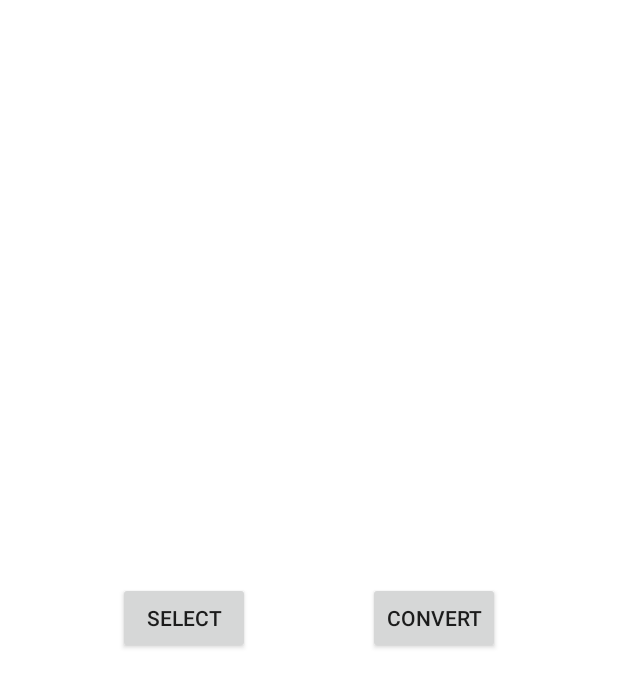
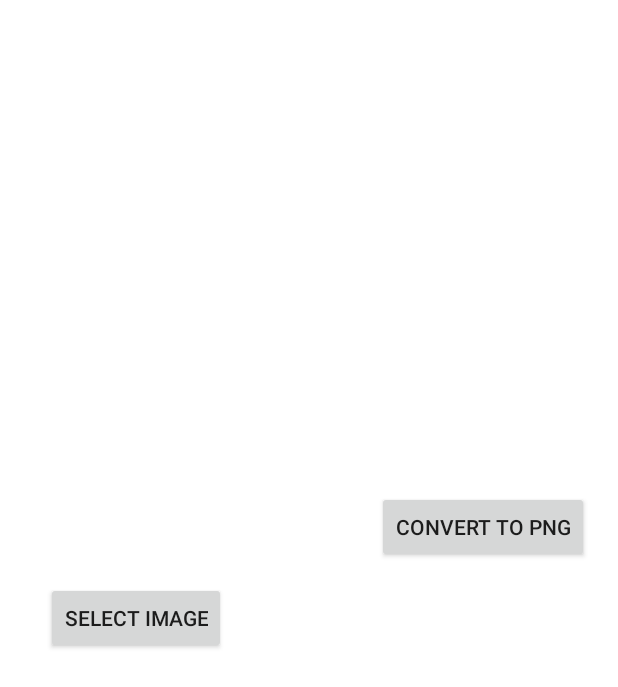
Before and after one commit to bembik08/ImageConverter, an Android app: the layout fragment_convert.xml on its own in the app's theme, with its tools: preview values and no code run, on a phone screen of 412 x 824 dp. Shown: the top 687 px of the screen. Run offline under Robolectric (Android 15) with nearby library versions, the phone set to English and light mode, and no system bars.

Commit message:
исправил ошибки к ДЗ № 4

```diff
--- a/app/src/main/java/ru/gb/imageconverter/FragmentView.kt
+++ b/app/src/main/java/ru/gb/imageconverter/FragmentView.kt
@@ -8,5 +8,8 @@ import moxy.viewstate.strategy.StateStrategyType
 @StateStrategyType(AddToEndSingleStrategy::class)
 interface FragmentView : MvpView {
     fun setOriginalImage(selectedFile: Uri?)
-    fun setConvertedImage(newImage: Uri)
+    fun setConvertedToPNGImage(newImage: Uri)
+    fun setProgressBar()
+    fun setCancelButton()
+    fun setOnErrorReturn(throwable: Throwable)
 }
--- a/app/src/main/res/layout/fragment_convert.xml
+++ b/app/src/main/res/layout/fragment_convert.xml
@@ -1,17 +1,18 @@
 <?xml version="1.0" encoding="utf-8"?>
-<androidx.constraintlayout.widget.ConstraintLayout xmlns:android="http://schemas.android.com/apk/res/android"
+<androidx.constraintlayout.widget.ConstraintLayout
+    xmlns:android="http://schemas.android.com/apk/res/android"
     xmlns:app="http://schemas.android.com/apk/res-auto"
     android:layout_width="match_parent"
     android:layout_height="match_parent">
 
     <androidx.appcompat.widget.AppCompatImageView
         android:id="@+id/imageView"
-        android:layout_width="300dp"
-        android:layout_height="300dp"
-        android:layout_marginBottom="10dp"
-        app:layout_constraintBottom_toTopOf="@+id/convertButton"
+        android:layout_width="350dp"
+        android:layout_height="250dp"
+        android:layout_marginTop="15dp"
         app:layout_constraintEnd_toEndOf="parent"
-        app:layout_constraintStart_toStartOf="parent">
+        app:layout_constraintStart_toStartOf="parent"
+        app:layout_constraintTop_toTopOf="parent">
 
     </androidx.appcompat.widget.AppCompatImageView>
 
@@ -21,30 +22,50 @@
         android:layout_height="wrap_content"
         android:text="@string/select"
         app:layout_constraintBottom_toBottomOf="parent"
-        app:layout_constraintEnd_toEndOf="parent"
-        app:layout_constraintEnd_toStartOf="@+id/convertButton"
+        app:layout_constraintEnd_toStartOf="@+id/progressBar"
         app:layout_constraintHorizontal_bias="0.5"
         app:layout_constraintStart_toStartOf="parent"
-        app:layout_constraintTop_toTopOf="parent"></androidx.appcompat.widget.AppCompatButton>
+        app:layout_constraintTop_toTopOf="parent" />
 
     <androidx.appcompat.widget.AppCompatButton
         android:id="@+id/convertButton"
         android:layout_width="wrap_content"
         android:layout_height="wrap_content"
         android:text="@string/convert"
+        app:layout_constraintBottom_toBottomOf="@+id/progressBar"
+        app:layout_constraintEnd_toEndOf="parent"
+        app:layout_constraintStart_toEndOf="@+id/progressBar"
+        app:layout_constraintTop_toBottomOf="@+id/imageView" />
+
+    <ProgressBar
+        android:id="@+id/progressBar"
+        android:layout_width="50dp"
+        android:layout_height="50dp"
+        android:visibility="invisible"
         app:layout_constraintBottom_toBottomOf="parent"
         app:layout_constraintEnd_toEndOf="parent"
         app:layout_constraintHorizontal_bias="0.5"
-        app:layout_constraintStart_toEndOf="@+id/selectButton"
-        app:layout_constraintTop_toTopOf="parent"></androidx.appcompat.widget.AppCompatButton>
+        app:layout_constraintStart_toStartOf="parent"
+        app:layout_constraintTop_toTopOf="parent" />
 
     <androidx.appcompat.widget.AppCompatImageView
         android:id="@+id/imageView2"
-        android:layout_width="300dp"
-        android:layout_height="300dp"
+        android:layout_width="350dp"
+        android:layout_height="250dp"
+        android:layout_marginBottom="15dp"
         app:layout_constraintBottom_toBottomOf="parent"
         app:layout_constraintEnd_toEndOf="parent"
-        app:layout_constraintStart_toStartOf="parent"
-        app:layout_constraintTop_toBottomOf="@+id/selectButton"></androidx.appcompat.widget.AppCompatImageView>
+        app:layout_constraintStart_toStartOf="parent" />
+
+    <androidx.appcompat.widget.AppCompatButton
+        android:id="@+id/cancelButton"
+        android:layout_width="wrap_content"
+        android:layout_height="wrap_content"
+        android:text="@string/cancel"
+        android:visibility="invisible"
+        app:layout_constraintBottom_toTopOf="@+id/imageView2"
+        app:layout_constraintEnd_toEndOf="parent"
+        app:layout_constraintStart_toEndOf="@+id/progressBar"
+        app:layout_constraintTop_toBottomOf="@+id/convertButton" />
 
 </androidx.constraintlayout.widget.ConstraintLayout>
--- a/app/src/main/res/values/strings.xml
+++ b/app/src/main/res/values/strings.xml
@@ -1,5 +1,6 @@
 <resources>
     <string name="app_name">ImageConverter</string>
-    <string name="convert">Convert</string>
-    <string name="select">Select</string>
+    <string name="convert">Convert to PNG</string>
+    <string name="select">Select Image</string>
+    <string name="cancel">Cancel</string>
 </resources>
```
Also changed, not shown: app/build.gradle (+7 -1 lines), app/src/main/java/ru/gb/imageconverter/ConvertFragment.kt (+53 -19 lines), app/src/main/java/ru/gb/imageconverter/ConvertFragmentPresenter.kt (+33 -11 lines), app/src/main/java/ru/gb/imageconverter/Converter.kt (+9 -2 lines).
